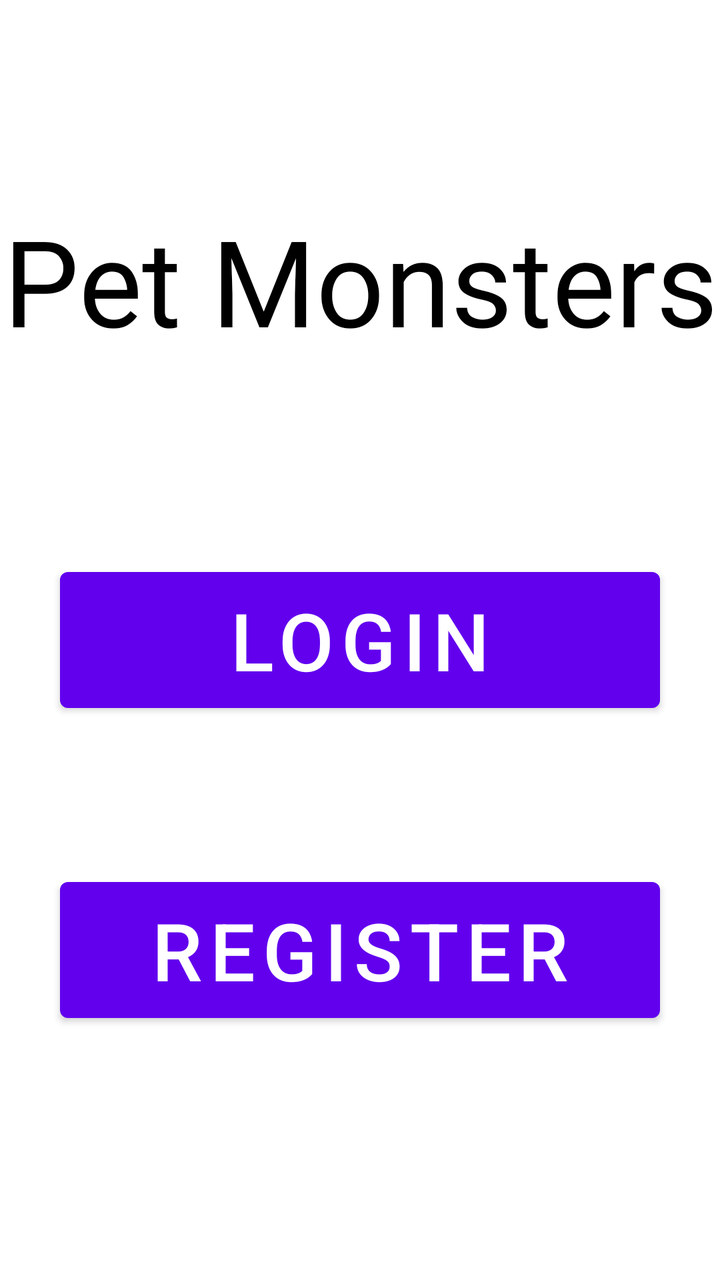
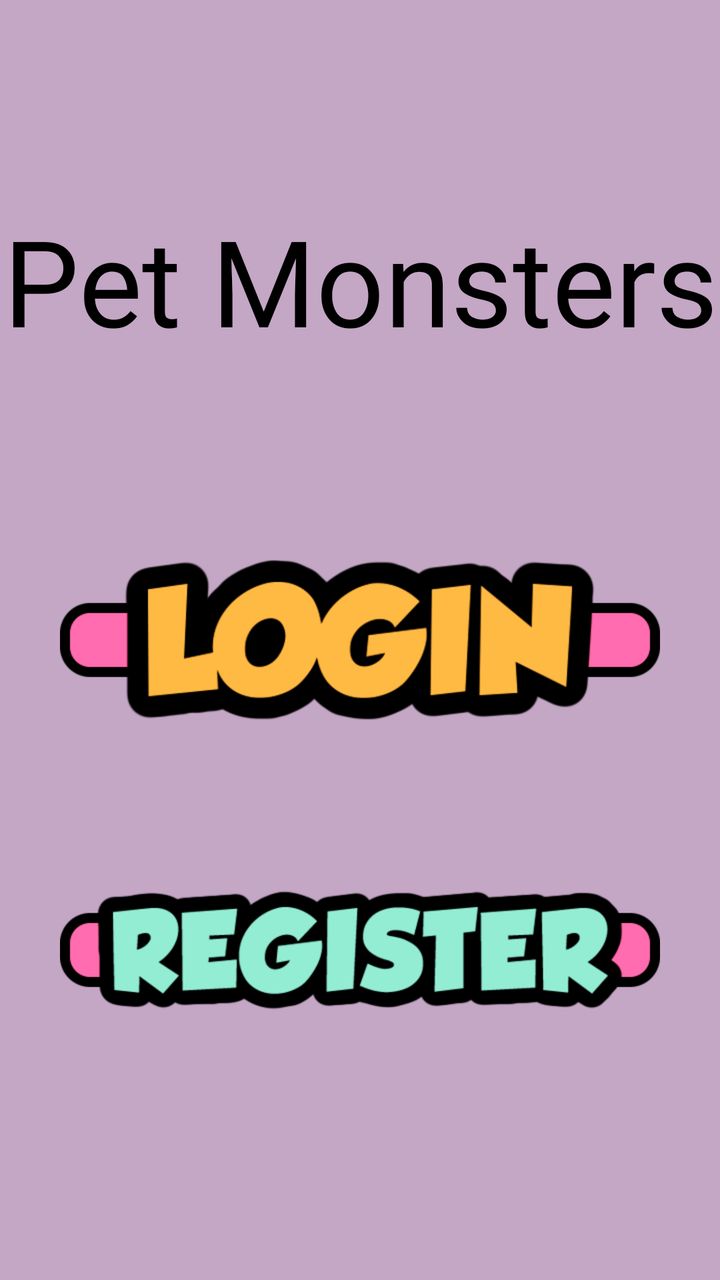

Two renders of the same Android screen: before a commit and after it. Below are the layout's source before the change and the commit's diff.
<!-- AndroidManifest.xml: application theme Theme.PetMonsters -->
<!-- res/layout/activity_start.xml -->
<?xml version="1.0" encoding="utf-8"?>
<androidx.constraintlayout.widget.ConstraintLayout xmlns:android="http://schemas.android.com/apk/res/android"
    xmlns:app="http://schemas.android.com/apk/res-auto"
    xmlns:tools="http://schemas.android.com/tools"
    android:layout_width="match_parent"
    android:layout_height="match_parent"
    tools:context=".StartActivity">

    <LinearLayout
        android:layout_width="match_parent"
        android:layout_height="match_parent"
        android:orientation="vertical">

        <TextView
            android:layout_width="match_parent"
            android:layout_height="wrap_content"
            android:fontFamily="@font/g"
            android:text="Pet Monsters"
            android:textSize="60dp"
            android:textColor="@color/black"
            android:textAlignment="center"
            android:layout_marginTop="100dp"            />

        <Button
            android:id="@+id/login_btn"
            android:layout_width="300dp"
            android:layout_height="80dp"
            android:layout_gravity="center"
            android:text="LOGIN"
            android:textSize="40dp"
            android:layout_marginTop="100dp"/>

        <Button
            android:id="@+id/register_btn"
            android:layout_width="300dp"
            android:layout_height="80dp"
            android:layout_gravity="center"
            android:text="REGISTER"
            android:textSize="40dp"
            android:layout_marginTop="75dp"/>

        <TextView
            android:layout_width="match_parent"
            android:layout_height="wrap_content"
            android:text="Under the Bridge \n Studios"
            android:textSize="20dp"
            android:fontFamily="@font/g"
            android:textColor="@color/black"
            android:textAlignment="center"
            android:layout_marginTop="125dp"/>

    </LinearLayout>
</androidx.constraintlayout.widget.ConstraintLayout>
<!-- resources referenced by this layout -->
<resources>
  <color name="black">#FF000000</color>
  <style name="Theme.PetMonsters" parent="Theme.MaterialComponents.DayNight.DarkActionBar">
          
          <item name="colorPrimary">@color/purple_500</item>
          <item name="colorPrimaryVariant">@color/purple_700</item>
          <item name="colorOnPrimary">@color/white</item>
          
          <item name="colorSecondary">@color/teal_200</item>
          <item name="colorSecondaryVariant">@color/teal_700</item>
          <item name="colorOnSecondary">@color/black</item>
          
          <item name="android:statusBarColor">?attr/colorPrimaryVariant</item>
          
      </style>
  <color name="purple_500">#FF6200EE</color>
  <color name="purple_700">#FF3700B3</color>
  <color name="white">#FFFFFFFF</color>
  <color name="teal_200">#FF03DAC5</color>
  <color name="teal_700">#FF018786</color>
</resources>

<!-- the commit's change to res/layout/activity_start.xml (unified diff, before → after) -->
@@ -4,7 +4,8 @@
     xmlns:tools="http://schemas.android.com/tools"
     android:layout_width="match_parent"
     android:layout_height="match_parent"
-    tools:context=".StartActivity">
+    tools:context=".StartActivity"
+    android:background="@color/main_background">
 
     <LinearLayout
         android:layout_width="match_parent"
@@ -19,22 +20,24 @@
             android:textSize="60dp"
             android:textColor="@color/black"
             android:textAlignment="center"
-            android:layout_marginTop="100dp"            />
+            android:layout_marginTop="100dp"/>
 
-        <Button
-            android:id="@+id/login_btn"
+        <ImageView
+            android:id="@+id/login_iv"
             android:layout_width="300dp"
             android:layout_height="80dp"
             android:layout_gravity="center"
+            android:src="@drawable/login_button"
             android:text="LOGIN"
             android:textSize="40dp"
             android:layout_marginTop="100dp"/>
 
-        <Button
-            android:id="@+id/register_btn"
+        <ImageView
+            android:id="@+id/register_iv"
             android:layout_width="300dp"
             android:layout_height="80dp"
             android:layout_gravity="center"
+            android:src="@drawable/register_button"
             android:text="REGISTER"
             android:textSize="40dp"
             android:layout_marginTop="75dp"/>
@@ -45,7 +48,7 @@
             android:text="Under the Bridge \n Studios"
             android:textSize="20dp"
             android:fontFamily="@font/g"
-            android:textColor="@color/black"
+            android:textColor="@color/font_color"
             android:textAlignment="center"
             android:layout_marginTop="125dp"/>
 
<!-- resource entries referenced after the edit -->
@@ -1,7 +1,11 @@
 <!-- resources referenced by this layout -->
 <resources>
   <color name="black">#FF000000</color>
-  <style name="Theme.PetMonsters" parent="Theme.MaterialComponents.DayNight.DarkActionBar">
+  <color name="font_color">#670732</color>
+  <color name="main_background">#C4A6C5</color>
+  <!-- drawable login_button: png bitmap (drawable, 23977 bytes) -->
+  <!-- drawable register_button: png bitmap (drawable, 23793 bytes) -->
+  <style name="Theme.PetMonsters" parent="Theme.MaterialComponents.DayNight.NoActionBar">
           
           <item name="colorPrimary">@color/purple_500</item>
           <item name="colorPrimaryVariant">@color/purple_700</item>
